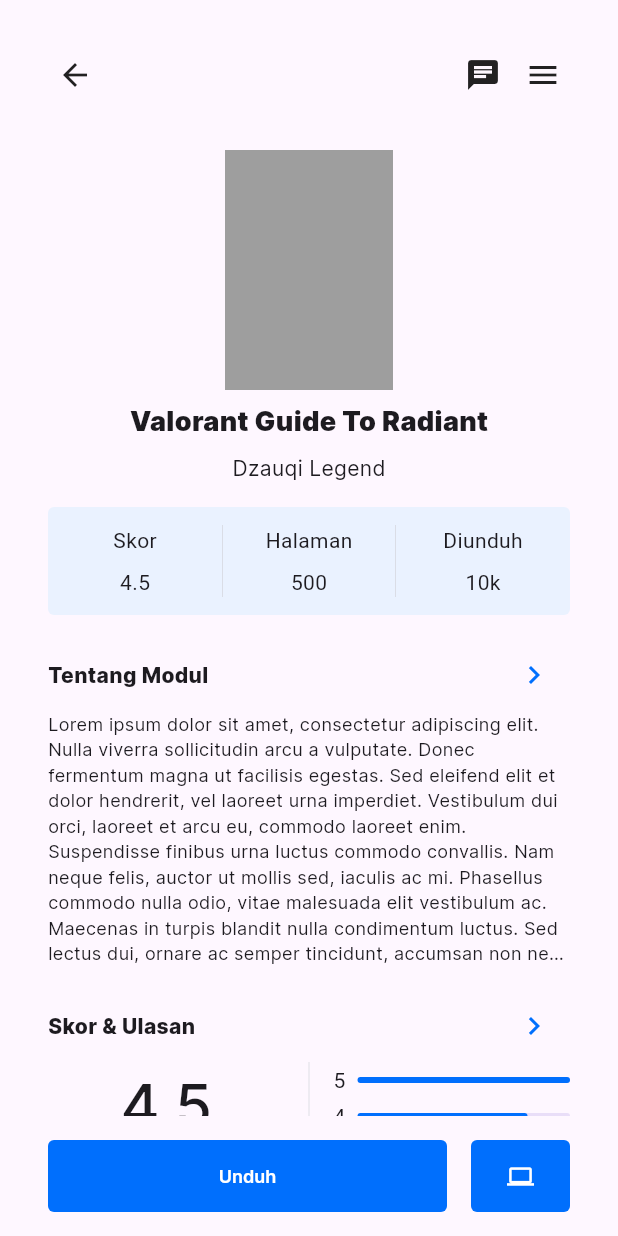
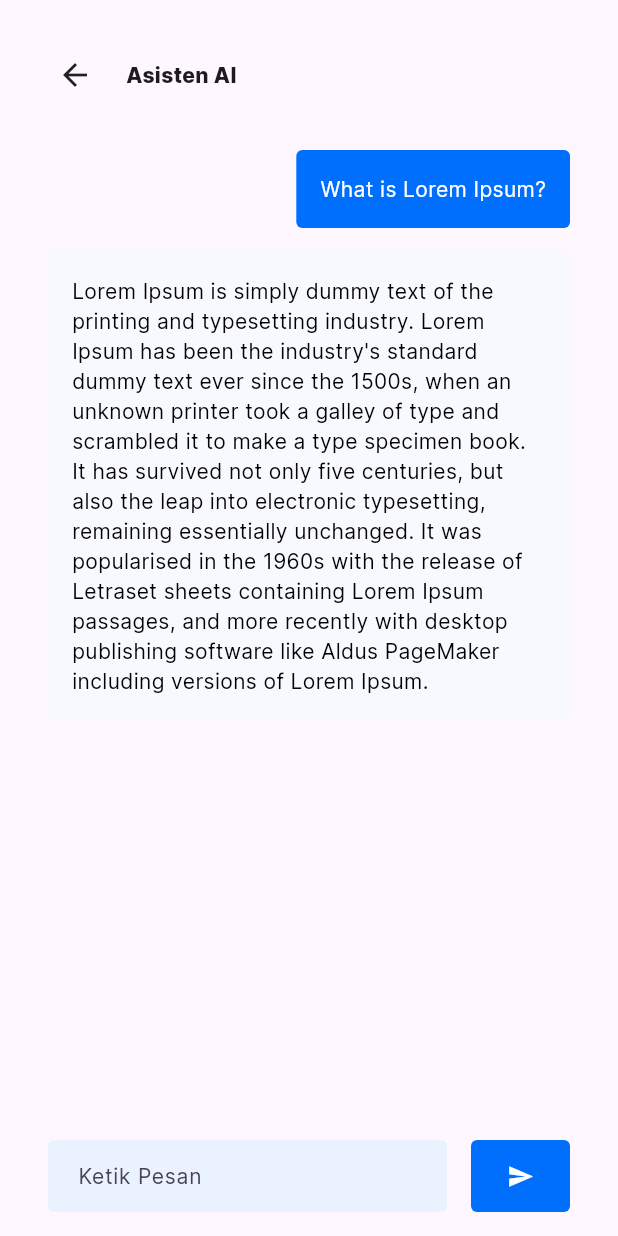
Before and after one commit to Rajar01/sidul, a Flutter app: the ModuleScreen screen opened directly, after a tap on the "computer" icon, on a phone screen of 412 x 824 dp. Run offline on Flutter 3.47's test engine with Material 3 defaults, Android fonts, the phone set to English and light mode, and no system bars; our stand-ins replace flutter_riverpod, freezed_annotation, riverpod_annotation; generated files the repository leaves out were written again.

Commit message:
feat: add module chat with ai screen (ui only)

```diff
--- a/lib/features/auth/screens/login_screen.dart
+++ b/lib/features/auth/screens/login_screen.dart
@@ -2,6 +2,7 @@ import 'package:flutter/material.dart';
 import 'package:flutter_riverpod/flutter_riverpod.dart';
 import 'package:sidul/features/auth/providers/login_notifier_provider.dart';
 import 'package:sidul/features/auth/screens/register_screen.dart';
+import 'package:sidul/features/module/screens/home_screen.dart';
 import 'package:sidul/shared/widgets/button_widget.dart';
 import 'package:sidul/shared/widgets/input_field_widget.dart';
 import 'package:sidul/shared/widgets/password_field_widget.dart';
@@ -74,9 +75,14 @@ class _LoginScreenState extends ConsumerState<LoginScreen> {
                   const SizedBox(height: 16),
                   HAButton(
                     text: "Masuk",
-                    onPressed: ref
-                        .read(loginNotifierProvider.notifier)
-                        .onLoginButtonClicked,
+                    onPressed: () {
+                      Navigator.push(
+                        context,
+                        MaterialPageRoute(
+                          builder: (context) => const HomeScreen(),
+                        ),
+                      );
+                    },
                   ),
                   const SizedBox(height: 8),
                   Row(
--- a/lib/features/auth/screens/success_create_account_screen.dart
+++ b/lib/features/auth/screens/success_create_account_screen.dart
@@ -1,4 +1,5 @@
 import 'package:flutter/material.dart';
+import 'package:sidul/features/module/screens/home_screen.dart';
 import 'package:sidul/shared/widgets/button_widget.dart';
 
 class SuccessCreateAccountScreen extends StatelessWidget {
@@ -43,7 +44,16 @@ class SuccessCreateAccountScreen extends StatelessWidget {
                 ],
               ),
               const SizedBox(height: 32),
-              HAButton(text: "Lanjutkan", onPressed: () {})
+              HAButton(
+                  text: "Lanjutkan",
+                  onPressed: () {
+                    Navigator.push(
+                      context,
+                      MaterialPageRoute(
+                        builder: (context) => const HomeScreen(),
+                      ),
+                    );
+                  })
             ],
           ),
         ),
--- a/lib/features/module/screens/home_screen.dart
+++ b/lib/features/module/screens/home_screen.dart
@@ -1,4 +1,5 @@
 import 'package:flutter/material.dart';
+import 'package:sidul/features/module/screens/module_screen.dart';
 import 'package:sidul/shared/widgets/app_bar_widget.dart';
 import 'package:sidul/shared/widgets/bottom_bar_widget.dart';
 
@@ -112,6 +113,15 @@ class _HomeScreenState extends State<HomeScreen> {
                   ),
                   itemBuilder: (context, index) {
                     return GridTile(
+                      child: GestureDetector(
+                        onTap: () {
+                          Navigator.push(
+                            context,
+                            MaterialPageRoute(
+                              builder: (context) => const ModuleScreen(),
+                            ),
+                          );
+                        },
                         child: Column(
                           crossAxisAlignment: CrossAxisAlignment.start,
                           children: [
@@ -147,6 +157,7 @@ class _HomeScreenState extends State<HomeScreen> {
                             ),
                           ],
                         ),
+                      ),
                     );
                   },
                 ),
--- /dev/null
+++ b/lib/features/module/screens/module_chat_with_ai_screen.dart
@@ -0,0 +1,166 @@
+import 'package:flutter/cupertino.dart';
+import 'package:flutter/material.dart';
+import 'package:flutter/widgets.dart';
+
+class ModuleChatWithAIScreen extends StatefulWidget {
+  const ModuleChatWithAIScreen({super.key});
+
+  @override
+  State<ModuleChatWithAIScreen> createState() => _ModuleChatWithAIScreenState();
+}
+
+class _ModuleChatWithAIScreenState extends State<ModuleChatWithAIScreen> {
+  @override
+  Widget build(BuildContext context) {
+    return SafeArea(
+        child: Scaffold(
+      appBar: PreferredSize(
+        preferredSize: const Size.fromHeight(80),
+        child: Padding(
+          padding:
+              const EdgeInsets.only(bottom: 0, right: 32, left: 32, top: 32),
+          child: Row(
+            children: [
+              InkWell(
+                customBorder: RoundedRectangleBorder(
+                  borderRadius: BorderRadius.circular(24),
+                ),
+                splashColor: Colors.grey.shade400,
+                onTap: () {},
+                child: Ink(
+                  height: 36,
+                  width: 36,
+                  child: const Icon(
+                    Icons.arrow_back,
+                  ),
+                ),
+              ),
+              const SizedBox(width: 16),
+              const Text(
+                "Asisten AI",
+                style: TextStyle(
+                  fontFamily: "Inter",
+                  fontWeight: FontWeight.w800,
+                  fontSize: 14,
+                ),
+              )
+            ],
+          ),
+        ),
+      ),
+      bottomNavigationBar: SizedBox(
+        width: double.infinity,
+        child: Padding(
+          padding: const EdgeInsets.symmetric(horizontal: 32, vertical: 16),
+          child: Row(
+            children: [
+              const Expanded(
+                child: TextField(
+                  style: TextStyle(
+                    fontFamily: "Inter",
+                    fontWeight: FontWeight.w400,
+                    fontSize: 14,
+                  ),
+                  decoration: InputDecoration(
+                    hintText: "Ketik Pesan",
+                    contentPadding: EdgeInsets.symmetric(
+                      horizontal: 16,
+                      vertical: 8,
+                    ),
+                    constraints: BoxConstraints(
+                      minHeight: 48,
+                      maxHeight: 48,
+                    ),
+                    border: OutlineInputBorder(
+                      borderSide: BorderSide.none,
+                      borderRadius: BorderRadius.all(
+                        Radius.circular(4),
+                      ),
+                    ),
+                    fillColor: Color.fromARGB(255, 234, 242, 255),
+                    filled: true,
+                  ),
+                ),
+              ),
+              const SizedBox(width: 16),
+              SizedBox(
+                height: 48,
+                child: ElevatedButton(
+                  onPressed: () {},
+                  style: ElevatedButton.styleFrom(
+                    shape: const RoundedRectangleBorder(
+                      borderRadius: BorderRadius.all(
+                        Radius.circular(4),
+                      ),
+                    ),
+                    shadowColor: Colors.transparent,
+                    backgroundColor: const Color.fromARGB(255, 0, 111, 253),
+                    foregroundColor: Colors.white,
+                  ),
+                  child: const Icon(Icons.send),
+                ),
+              )
+            ],
+          ),
+        ),
+      ),
+      body: Padding(
+        padding: const EdgeInsets.all(32),
+        child: SingleChildScrollView(
+          child: Column(
+            children: [
+              Align(
+                alignment: Alignment.centerRight,
+                child: Container(
+                  padding: const EdgeInsets.all(16),
+                  decoration: const BoxDecoration(
+                    color: Color.fromARGB(255, 0, 111, 253),
+                    borderRadius: BorderRadius.all(
+                      Radius.circular(4),
+                    ),
+                  ),
+                  child: const Text(
+                    "What is Lorem Ipsum?",
+                    style: TextStyle(
+                        fontFamily: "Inter",
+                        fontWeight: FontWeight.w400,
+                        fontSize: 14,
+                        color: Colors.white),
+                  ),
+                ),
+              ),
+              const SizedBox(height: 16),
+              SizedBox(
+                width: double.infinity,
+                child: Container(
+                  padding: const EdgeInsets.all(16),
+                  decoration: const BoxDecoration(
+                    color: Color.fromARGB(255, 248, 249, 254),
+                    borderRadius: BorderRadius.all(
+                      Radius.circular(4),
+                    ),
+                  ),
+                  child: const Text(
+                    "Lorem Ipsum is simply dummy text of the printing and typesetting industry. "
+                    "Lorem Ipsum has been the industry's standard dummy text ever since the 1500s, "
+                    "when an unknown printer took a galley of type and scrambled it to make a type specimen book. "
+                    "It has survived not only five centuries, but also the leap into electronic typesetting, "
+                    "remaining essentially unchanged. It was popularised in the 1960s with the release of Letraset "
+                    "sheets containing Lorem Ipsum passages, "
+                    "and more recently with desktop publishing software like Aldus PageMaker including versions of Lorem Ipsum.",
+                    style: TextStyle(
+                      fontFamily: "Inter",
+                      fontWeight: FontWeight.w400,
+                      fontSize: 14,
+                      color: Colors.black,
+                    ),
+                  ),
+                ),
+              ),
+            ],
+          ),
+        ),
+      ),
+    ));
+  }
+}
--- a/lib/features/module/screens/module_screen.dart
+++ b/lib/features/module/screens/module_screen.dart
@@ -1,4 +1,5 @@
 import 'package:flutter/material.dart';
+import 'package:sidul/features/module/screens/module_chat_with_ai_screen.dart';
 import 'package:sidul/shared/widgets/button_widget.dart';
 
 class ModuleScreen extends StatefulWidget {
@@ -29,7 +30,14 @@ class _ModuleScreenState extends State<ModuleScreen> {
                 SizedBox(
                   height: 48,
                   child: ElevatedButton(
-                    onPressed: () {},
+                    onPressed: () {
+                      Navigator.push(
+                        context,
+                        MaterialPageRoute(
+                          builder: (context) => const ModuleChatWithAIScreen(),
+                        ),
+                      );
+                    },
                     style: ElevatedButton.styleFrom(
                       shape: const RoundedRectangleBorder(
                         borderRadius: BorderRadius.all(
--- a/lib/main.dart
+++ b/lib/main.dart
@@ -1,6 +1,7 @@
 import 'package:flutter/material.dart';
 import 'package:flutter_riverpod/flutter_riverpod.dart';
 import 'package:sidul/features/auth/screens/register_screen.dart';
+import 'package:sidul/features/module/screens/module_chat_with_ai_screen.dart';
 
 void main() {
   runApp(const ProviderScope(child: MyApp()));
```
Lines whose indentation alone changed are shown as unchanged.
